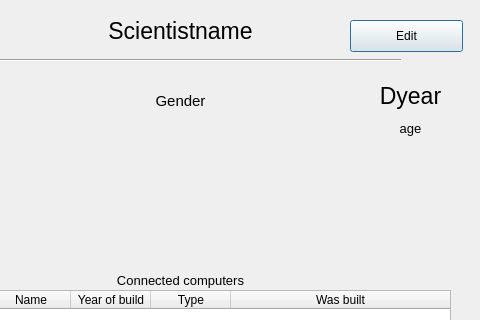
First picture: the form in viewscientistdialog.ui, repository gudmundurb/H22, before the edit; both pictures show x 120 to 600 and y 0 to 320 of the 600 by 450 pixel window.
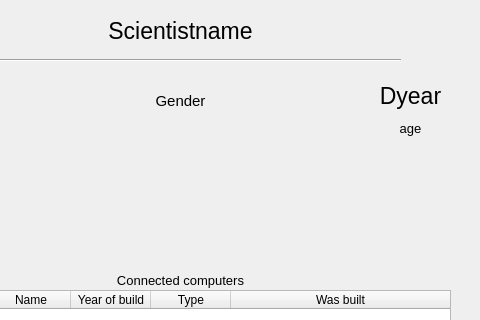
Second picture: the form after the edit. Icons and pictures are not drawn.

Commit message: tok ut edit takkann i view

The edit to the form file:
```diff
--- a/viewscientistdialog.ui
+++ b/viewscientistdialog.ui
@@ -275,19 +275,6 @@
     </property>
    </column>
   </widget>
-  <widget class="QPushButton" name="Edit_button">
-   <property name="geometry">
-    <rect>
-     <x>470</x>
-     <y>20</y>
-     <width>113</width>
-     <height>32</height>
-    </rect>
-   </property>
-   <property name="text">
-    <string>Edit</string>
-   </property>
-  </widget>
   <action name="actionUnlink_computer">
    <property name="icon">
     <iconset resource="resources.qrc">
```
The commit also changes 2 other files.
